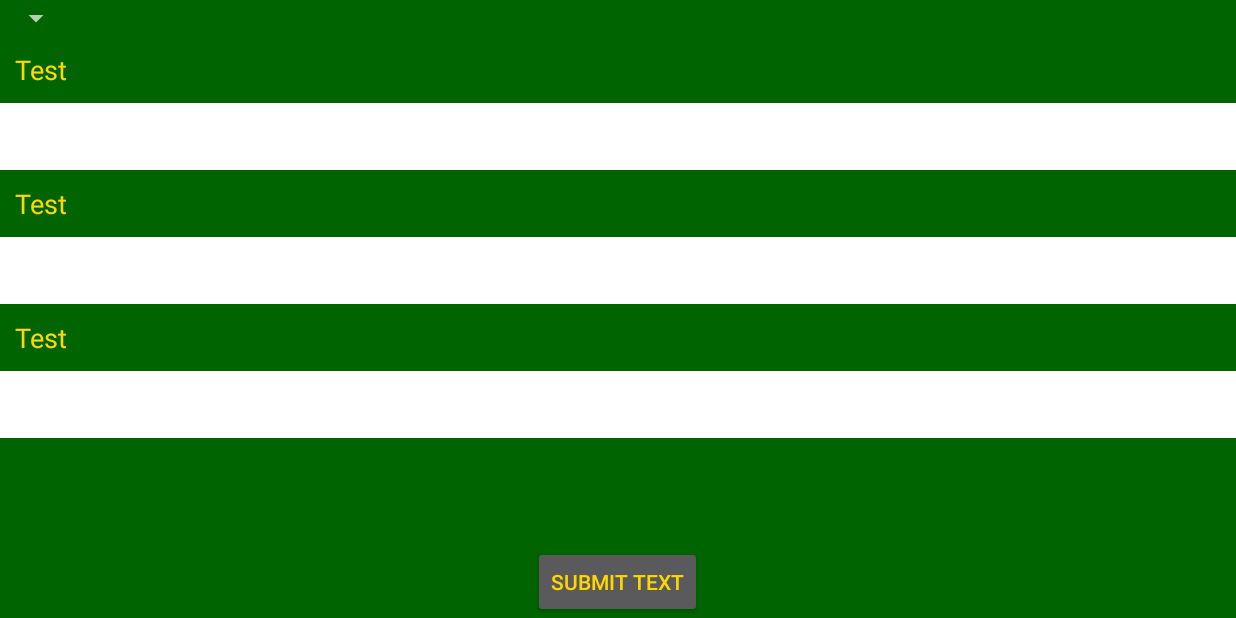
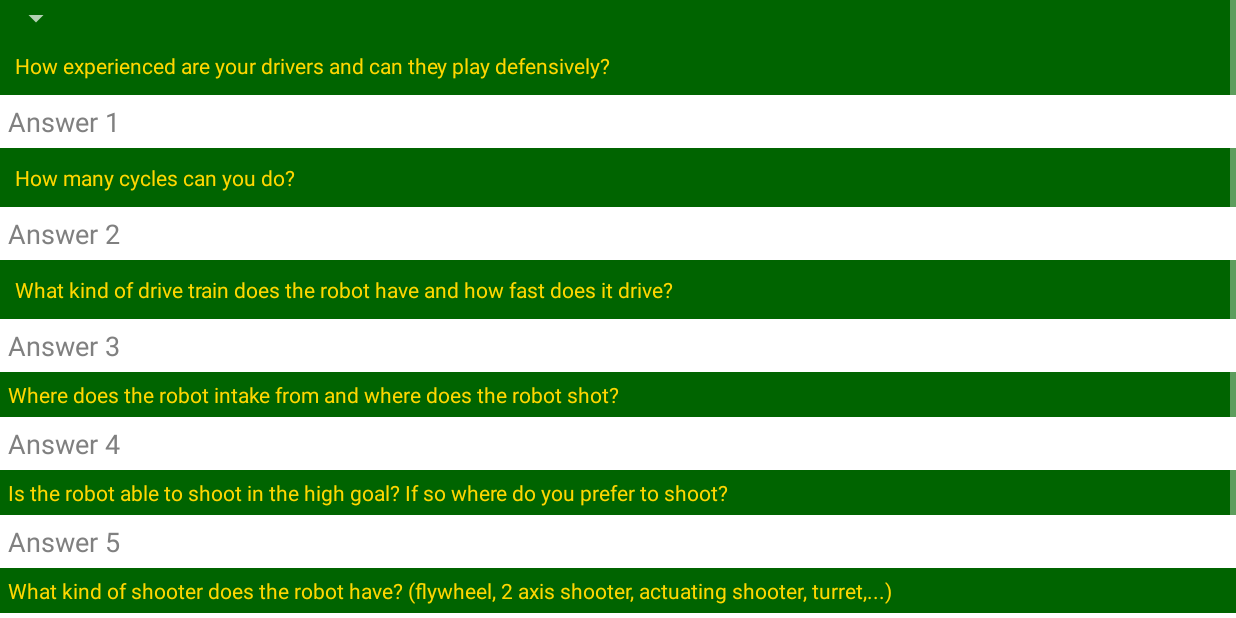
Before and after one commit to FRC701/Scouting2016, an Android app: the PitScoutActivity screen opened directly, with no data from a screen before it, on a phone screen of 824 x 412 dp (held sideways). Run offline under Robolectric (Android 15) with nearby library versions, the phone set to English and light mode, and no system bars; 4 statements that could not run were skipped.

Commit message:
pitscout updates

```diff
--- a/FunctionFIRST2016/app/src/main/java/com/vandenrobotics/functionfirst/activities/PitScoutActivity.java
+++ b/FunctionFIRST2016/app/src/main/java/com/vandenrobotics/functionfirst/activities/PitScoutActivity.java
@@ -1,6 +1,7 @@
 package com.vandenrobotics.functionfirst.activities;
 
 import android.app.Activity;
+import android.content.Intent;
 import android.os.Bundle;
 import android.view.View;
 import android.widget.AdapterView;
@@ -32,34 +33,26 @@ public class PitScoutActivity extends Activity {
 
     private boolean viewsAssigned = false;
 
+    //private ArrayList<PitData> mPitdata2;
+    //public ArrayList<PitData> mPitDataList;
     public PitData mPitData;
     public EditText Answer1;
     public EditText Answer2;
     public EditText Answer3;
+    public EditText Answer4;
+    public EditText Answer5;
+    public EditText Answer6;
 
     @Override
     protected void onCreate(Bundle savedInstanceState){
         super.onCreate(savedInstanceState);
+        assignViews();
         setContentView(R.layout.pit_scouting);
-        mEvent = getIntent().getStringExtra("event");
-        mTeamNumber = getIntent().getIntExtra("teamNumber", 0);
-
-        ArrayList<JSONObject> teamInfo = ExternalStorageTools.readTeams(mEvent);
-
-        teamInfo = JSONTools.sortJSONArray(teamInfo, "team_number");
-        team_numbers = new ArrayList<>(teamInfo.size());
-        try {
-            for (int i = 0; i < teamInfo.size(); i++) {
-                team_numbers.add(i, teamInfo.get(i).getInt("team_number"));
-            }
-        } catch (JSONException e){
-            e.printStackTrace();
-        }
-
-        Collections.sort(team_numbers);
-        assignViews(view);
 
         if (viewsAssigned) loadData(mPitData);
+
+        //mPitData = new PitData();
+        //mPitDataList.add(mPitData);
     }
 
     @Override
@@ -72,12 +65,19 @@ public class PitScoutActivity extends Activity {
     @Override
     public void onResume(){
         super.onResume();
-        assignViews(getView);
+        assignViews();
         if(viewsAssigned) loadData(mPitData);
-    }
+}
 
     public void Submit(View view){
-        mPitData = new PitData(saveData());
+        //mPitData = new PitData(saveData()):
+        //ExternalStorageTools.writeData2(mPitDataList, mEvent);
+
+        Intent intent = new Intent(this, PitScoutActivity.class);
+        intent.putExtra("event", mEvent);
+
+        startActivity(intent);
+        this.finish();
     }
 
     public void loadData(final PitData pitData){
@@ -100,23 +100,43 @@ public class PitScoutActivity extends Activity {
         return pitData;
     }
 
-    private void assignViews(View view){
+    private void assignViews() {
         try {
-            Team = (Spinner)findViewById(R.id.spinnerTeamNumberP);
+
+            mEvent = getIntent().getStringExtra("event");
+            mTeamNumber = getIntent().getIntExtra("teamNumber", 0);
+            //mPitData2 = ExternalStorageTools.readData2(mEvent);
+
+
+            ArrayList<JSONObject> teamInfo = ExternalStorageTools.readTeams(mEvent);
+
+            teamInfo = JSONTools.sortJSONArray(teamInfo, "team_number");
+            team_numbers = new ArrayList<>(teamInfo.size());
+            try {
+                for (int i = 0; i < teamInfo.size(); i++) {
+                    team_numbers.add(i, teamInfo.get(i).getInt("team_number"));
+                }
+            } catch (JSONException e){
+                e.printStackTrace();
+            }
+
+            Collections.sort(team_numbers);
+
+            Team = (Spinner) findViewById(R.id.spinnerTeamNumberP);
             teamAdapter = new ArrayAdapter<>(this, R.layout.spinner_base, team_numbers);
             teamAdapter.setDropDownViewResource(R.layout.spinner_dropdown);
             Team.setAdapter(teamAdapter);
             Team.setSelection(teamAdapter.getPosition(mTeamNumber));
 
-            Answer1 = (EditText)view.findViewById(R.id.answer_1);
-            Answer2 = (EditText)view.findViewById(R.id.answer_2);
-            Answer3 = (EditText)view.findViewById(R.id.answer_3);
-
+            Answer1 = (EditText) findViewById(R.id.answer_1);
+            Answer2 = (EditText) findViewById(R.id.answer_2);
+            Answer3 = (EditText) findViewById(R.id.answer_3);
 
             viewsAssigned = true;
-        } catch (Exception e){
+        } catch (Exception e) {
             e.printStackTrace();
             viewsAssigned = false;
+        }
+
     }
 }
-}
--- a/FunctionFIRST2016/app/src/main/java/com/vandenrobotics/functionfirst/tools/ExternalStorageTools.java
+++ b/FunctionFIRST2016/app/src/main/java/com/vandenrobotics/functionfirst/tools/ExternalStorageTools.java
@@ -5,6 +5,7 @@ import android.os.Environment;
 
 import com.vandenrobotics.functionfirst.model.Match;
 import com.vandenrobotics.functionfirst.model.MatchData;
+import com.vandenrobotics.functionfirst.model.PitData;
 
 import org.json.JSONArray;
 import org.json.JSONException;
@@ -257,6 +258,21 @@ public class ExternalStorageTools {
         }
     }
 
+    public static void writeData2(ArrayList<PitData> pitData, String event){
+        if(isExternalStorageWritable()) {
+            try {
+                FileWriter fileWriter = new FileWriter(createFile("ScoutData2/" + event, "data.txt"));
+                for (int i = 0; i < pitData.size(); i++) {
+                    fileWriter.append(pitData.get(i).toString() + "\n");
+                }
+                fileWriter.flush();
+                fileWriter.close();
+            } catch (IOException e){
+                e.printStackTrace();
+            }
+        }
+    }
+
     public static void writeData(MatchData matchData, String event, int device){
         if(isExternalStorageWritable()) {
             try {
@@ -294,6 +310,30 @@ public class ExternalStorageTools {
         }
             return matchData;
     }
+
+    public static ArrayList<PitData> readData2(String event){
+        ArrayList<PitData> pitData = new ArrayList<>(200);
+        if(isExternalStorageReadable()) {
+            try {
+                String line;
+                FileInputStream fileInputStream = new FileInputStream(createFile("ScoutData2/" + event, "data.txt"));
+                BufferedReader br = new BufferedReader(new InputStreamReader(fileInputStream));
+                while ((line = br.readLine()) != null) {
+                    try {
+                        String[] lineSections = line.split("\\$");
+                        String[] initData = lineSections[0].split(",");
+                        pitData.add(new PitData(line));
+                    } catch (Exception e) {
+                        e.printStackTrace();
+                    }
+                }
+            } catch (IOException e) {
+                e.printStackTrace();
+            }
+        }
+        return pitData;
+    }
+
 
     public static boolean isExternalStorageWritable() {
         String state = Environment.getExternalStorageState();
--- a/FunctionFIRST2016/app/src/main/res/layout/pit_scouting.xml
+++ b/FunctionFIRST2016/app/src/main/res/layout/pit_scouting.xml
@@ -3,6 +3,16 @@
     android:orientation="vertical" android:layout_width="match_parent"
     android:layout_height="match_parent"
     android:background="@color/DarkGreen">
+
+    <ScrollView
+        android:layout_width="wrap_content"
+        android:layout_height="fill_parent">
+        <LinearLayout
+            android:layout_width="wrap_content"
+            android:layout_height="fill_parent">
+            <RelativeLayout
+                android:layout_width="wrap_content"
+                android:layout_height="fill_parent">
 
     <Spinner
         android:layout_width="wrap_content"
@@ -14,7 +24,6 @@
     <TextView
         android:layout_width="fill_parent"
         android:layout_height="wrap_content"
-        android:textAppearance="?android:attr/textAppearanceMedium"
         android:text="@string/pit_scout_question_1"
         android:id="@+id/pit_scout_question_1"
         android:layout_below="@+id/spinnerTeamNumberP"
@@ -27,16 +36,18 @@
         android:layout_width="match_parent"
         android:layout_height="wrap_content"
         android:id="@+id/answer_1"
+        android:textColor="@color/Black"
+        android:textColorHint="@color/Gray"
+        android:hint="Answer 1"
         android:layout_below="@+id/pit_scout_question_1"
         android:layout_alignParentLeft="true"
         android:layout_alignParentStart="true"
         android:background="@color/White"
-        android:padding="10dp"/>
+        android:padding="5dp"/>
 
     <TextView
         android:layout_width="match_parent"
         android:layout_height="wrap_content"
-        android:textAppearance="?android:attr/textAppearanceMedium"
         android:text="@string/pit_scout_question_2"
         android:id="@+id/pit_scout_question_2"
         android:padding="10dp"
@@ -49,16 +60,18 @@
         android:layout_width="match_parent"
         android:layout_height="wrap_content"
         android:id="@+id/answer_2"
+        android:hint="Answer 2"
+        android:textColor="@color/Black"
+        android:textColorHint="@color/Gray"
         android:layout_below="@+id/pit_scout_question_2"
         android:layout_alignParentLeft="true"
         android:layout_alignParentStart="true"
         android:background="@color/White"
-        android:padding="10dp"/>
+        android:padding="5dp"/>
 
     <TextView
         android:layout_width="match_parent"
         android:layout_height="wrap_content"
-        android:textAppearance="?android:attr/textAppearanceMedium"
         android:text="@string/pit_scout_question_3"
         android:id="@+id/pit_scout_question_3"
         android:padding="10dp"
@@ -71,19 +84,87 @@
         android:layout_width="match_parent"
         android:layout_height="wrap_content"
         android:id="@+id/answer_3"
+        android:hint="Answer 3"
+        android:textColor="@color/Black"
+        android:textColorHint="@color/Gray"
         android:layout_below="@+id/pit_scout_question_3"
         android:layout_alignParentLeft="true"
         android:layout_alignParentStart="true"
         android:background="@color/White"
-        android:padding="10dp"/>
+        android:padding="5dp"/>
+
+    <TextView
+        android:layout_width="match_parent"
+        android:layout_height="wrap_content"
+        android:id="@+id/pit_scout_question_4"
+        android:layout_below="@+id/answer_3"
+        android:text="@string/pit_scout_question_4"
+        android:padding="5dp"
+        android:textColor="@color/Gold"/>
+
+    <EditText
+        android:layout_width="match_parent"
+        android:layout_height="wrap_content"
+        android:id="@+id/answer_4"
+        android:hint="Answer 4"
+        android:layout_below="@+id/pit_scout_question_4"
+        android:background="@color/White"
+        android:textColor="@color/Black"
+        android:textColorHint="@color/Gray"
+        android:padding="5dp"/>
+
+    <TextView
+        android:layout_width="match_parent"
+        android:layout_height="wrap_content"
+        android:id="@+id/pit_scout_question_5"
+        android:layout_below="@+id/answer_4"
+        android:text="@string/pit_scout_question_5"
+        android:padding="5dp"
+        android:textColor="@color/Gold"/>
+
+    <EditText
+        android:layout_width="match_parent"
+        android:layout_height="wrap_content"
+        android:id="@+id/answer_5"
+        android:layout_below="@+id/pit_scout_question_5"
+        android:background="@color/White"
+        android:hint="Answer 5"
+        android:textColor="@color/Black"
+        android:textColorHint="@color/Gray"
+        android:padding="5dp"/>
+
+    <TextView
+        android:layout_width="match_parent"
+        android:layout_height="wrap_content"
+        android:id="@+id/pit_scout_question_6"
+        android:layout_below="@+id/answer_5"
+        android:text="@string/pit_scout_question_6"
+        android:textColor="@color/Gold"
+        android:padding="5dp" />
+
+    <EditText
+        android:layout_width="match_parent"
+        android:layout_height="wrap_content"
+        android:id="@+id/answer_6"
+        android:layout_below="@+id/pit_scout_question_6"
+        android:background="@color/White"
+        android:hint="Answer 6"
+        android:textColor="@color/Black"
+        android:textColorHint="@color/Gray"
+        android:padding="5dp"/>
 
     <Button
         android:layout_width="wrap_content"
         android:layout_height="wrap_content"
         android:text="Submit Text"
         android:id="@+id/button_Submit"
+        android:layout_below="@+id/answer_6"
         android:layout_alignParentBottom="true"
         android:layout_centerHorizontal="true"
         android:onClick="Submit"
         android:textColor="@color/Gold"/>
+
+            </RelativeLayout>
+        </LinearLayout>
+    </ScrollView>
 </RelativeLayout>
--- a/FunctionFIRST2016/app/src/main/res/values/strings.xml
+++ b/FunctionFIRST2016/app/src/main/res/values/strings.xml
@@ -119,10 +119,15 @@
     <string name="match_scout">Match Scout</string>
     <string name="pit_scout">Pit Scout</string>
 
-    <string name="pit_scout_question_1">Test</string>
-    <string name="pit_scout_question_2">Test</string>
-    <string name="pit_scout_question_3">Test</string>
-
+    <string name="pit_scout_question_1">How experienced are your drivers and can they play defensively?</string>
+    <string name="pit_scout_question_2">How many cycles can you do?</string>
+    <string name="pit_scout_question_3">What kind of drive train does the robot have and how fast does it drive?</string>
+    <string name="pit_scout_question_4">Where does the robot intake from and where does the robot shot?</string>
+    <string name="pit_scout_question_5">Is the robot able to shoot in the high goal? If so where do you prefer to shoot?</string>
+    <string name="pit_scout_question_6">What kind of shooter does the robot have? (flywheel, 2 axis shooter, actuating shooter, turret,...)</string>
+    <string name="pit_scout_question_7">How many defences are you able to cross and what are they?</string>
+    <string name="pit_scout_question_8">If you can cross the Portcullis or Cheval de Frise, in what way do you do it passive or active?</string>
+    <string name="pit_scout_question_9">Can you manipulate the Sally Port or Drawbridge from the Neurtal Zone?</string>
 
 
 </resources>
```
Also changed, not shown: 28 other files.
